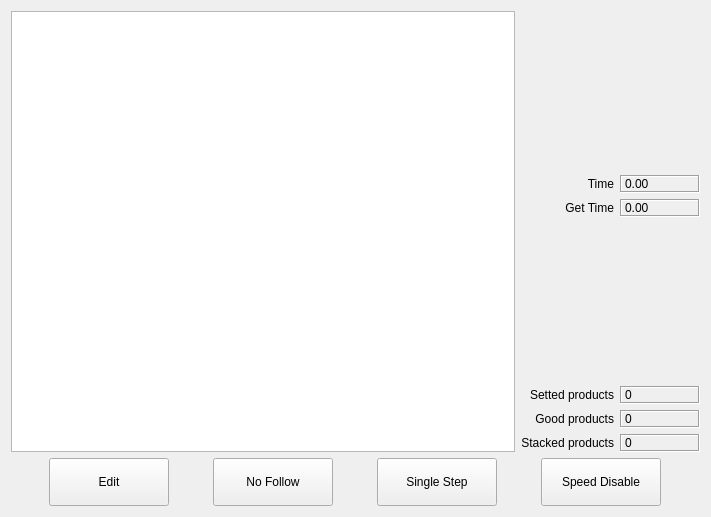
Before: the Qt Designer form hcinstruction/ichcprogrammonitorframe.ui in GaussCheng/2-5AxisPunch, drawn with Qt 5.
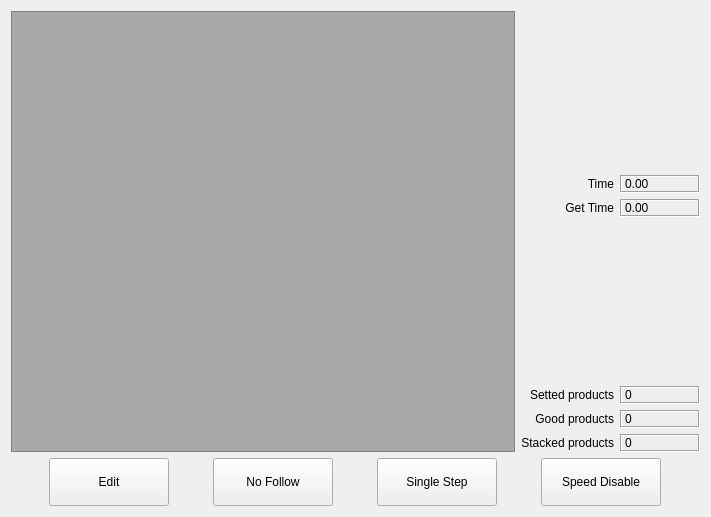
After: the same form once the commit is applied. Icons and pictures are not drawn.

What changed in the file:
```diff
--- a/hcinstruction/ichcprogrammonitorframe.ui
+++ b/hcinstruction/ichcprogrammonitorframe.ui
@@ -30,6 +30,14 @@
          <height>0</height>
         </size>
        </property>
+       <property name="styleSheet">
+        <string notr="true">QListView{
+background-color: darkgray;
+}
+QListView::item{
+padding:5px;
+}</string>
+       </property>
        <property name="editTriggers">
         <set>QAbstractItemView::NoEditTriggers</set>
        </property>
```
